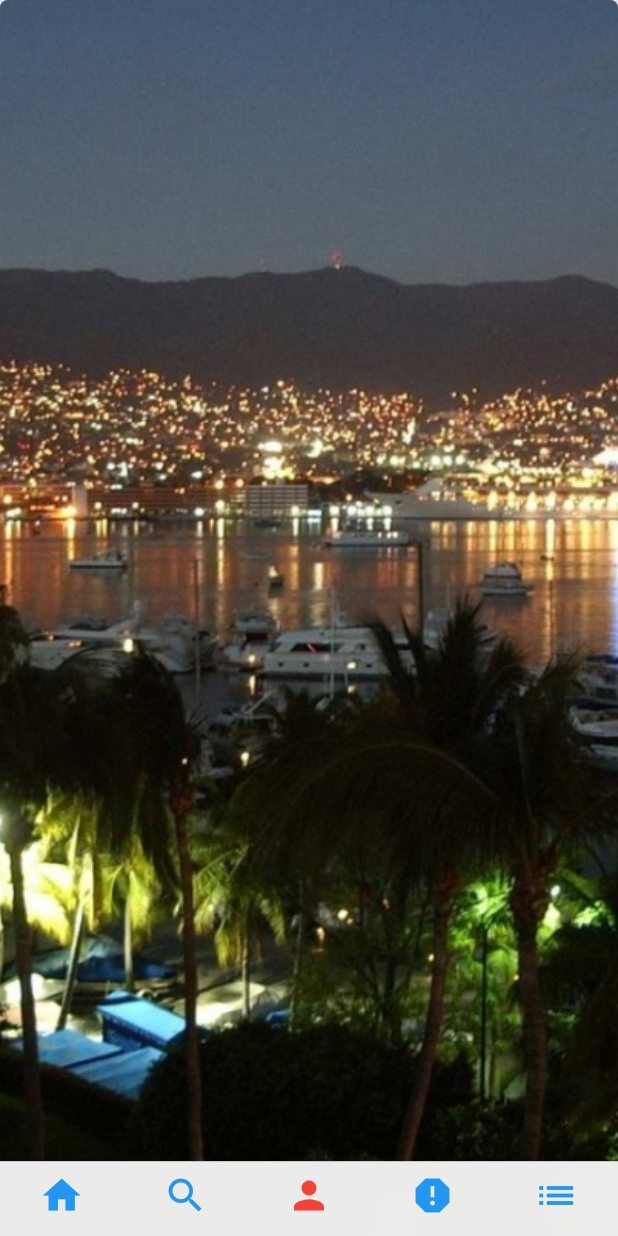
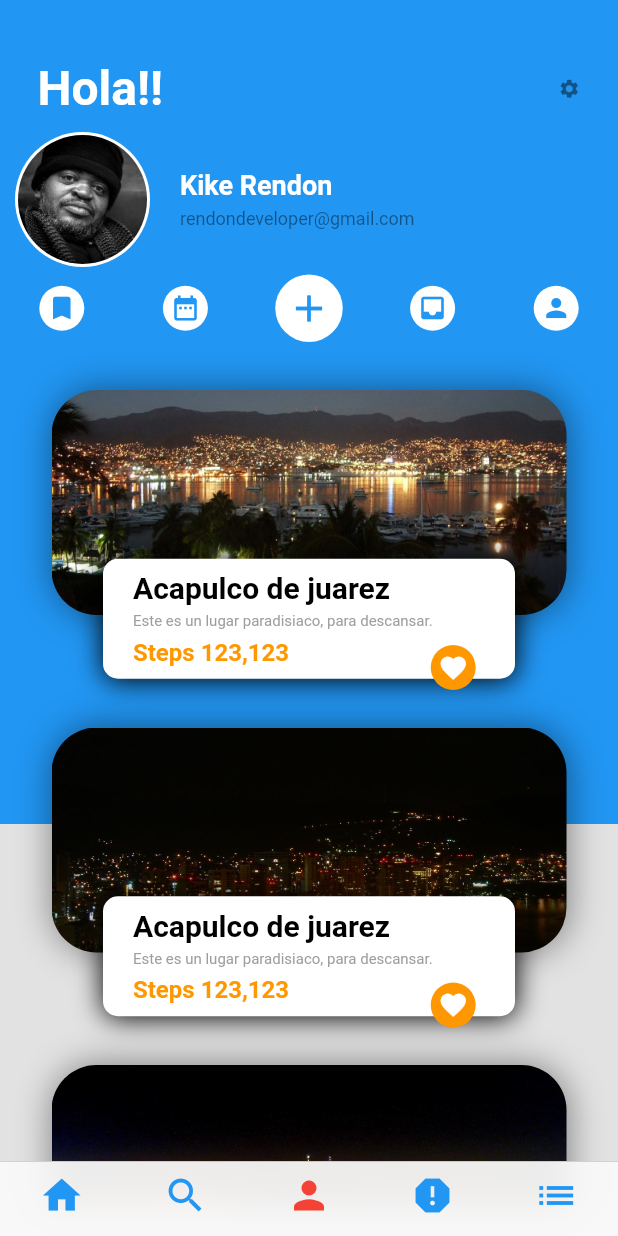
Before and after one commit to rendondeveloper/Flutter_course, a Flutter app: the screen it shows after launch, item 3 of the bottom bar chosen, on a phone screen of 412 x 824 dp. Run offline on Flutter 3.47's test engine with Material 2 defaults, Android fonts, the phone set to English and light mode, and no system bars.

Commit message:
Se concluye reto 3 del curso de Platzi

```diff
--- a/lib/card_image.dart
+++ b/lib/card_image.dart
@@ -26,7 +26,7 @@ class CardImage extends  StatelessWidget
             shape: BoxShape.rectangle,
             boxShadow: <BoxShadow>[
              BoxShadow(
-               color: Colors.black38,
+               color: Colors.black,
                blurRadius: 15.0,
                offset: Offset(0.0, 7.0)
              )
--- a/lib/card_profile.dart
+++ b/lib/card_profile.dart
@@ -12,24 +12,152 @@ class CardProfile extends StatelessWidget{
   @override
   Widget build(BuildContext context) {
     final double _width = MediaQuery.of(context).size.width;
-    final double _widthCard = _width/2;
+    final double _widthCard = _width/1.2;
+    final double _widthDataCard = _width/1.5;
+    final double _heightImage = 150;
+    final double _heightInfo = 80;
+    final double _marginTopInfo = _heightImage;
 
-    final imagePlace =  Container(
-      alignment: Alignment.center,
-      width: 100.0,
-      height: 100.0,
+    final imagePlace =
+    Center(
+      child:
+          Container(
+            width: _widthCard,
+            height: _heightImage,
             decoration: BoxDecoration(
-        borderRadius: BorderRadius.all(Radius.circular(5.0)),
+                borderRadius: BorderRadius.all(Radius.circular(30.0)),
                 shape: BoxShape.rectangle,
                 image: DecorationImage(
                   fit: BoxFit.cover,
                   image: AssetImage(this.pathImage),
+                ),
+                boxShadow: <BoxShadow>[
+                  BoxShadow(
+                  color: Colors.black45,
+                  blurRadius: 20.0,
+                  offset: Offset(1, 0.2)
+            )],
           )
+    )
+    );
+
+    final textPlace = Container(
+      alignment: Alignment.centerLeft,
+      margin: EdgeInsets.only(
+        left: 20.0
+      ),
+      child: Text(
+        this.namePlace,
+        style: TextStyle(
+          color: Colors.black,
+          fontWeight: FontWeight.bold,
+          fontSize: 20.0
+        ),
       ),
     );
 
+    final  messagePlace = Container(
+      alignment: Alignment.centerLeft,
+      margin: EdgeInsets.only(
+          top: 5.0,
+          left: 20.0
+      ),
+      child: Text(
+        this.message,
+        style: TextStyle(
+            color: Colors.grey,
+            fontWeight: FontWeight.normal,
+            fontSize: 10.0
+        ),
+      ),
+    );
+
+    final  stepsPlace = Container(
+      alignment: Alignment.centerLeft,
+      margin: EdgeInsets.only(
+        top: 5.0,
+        left: 20.0
+      ),
+      child: Text(
+        "Steps " + this.numberSteps,
+        style: TextStyle(
+            color: Colors.orange,
+            fontWeight: FontWeight.bold,
+            fontSize: 16.0
+        ),
+      ),
+    );
+
+    final columData =
+        Column(
+          crossAxisAlignment: CrossAxisAlignment.start,
+          verticalDirection: VerticalDirection.down,
+          mainAxisAlignment: MainAxisAlignment.center,
+          children: <Widget>[
+            textPlace,
+            messagePlace,
+            stepsPlace
+          ],
+    );
+
+    final formsData =
+    Center(
+      child:
+        Container(
+          alignment: Alignment.center,
+          width: _widthDataCard,
+          height: _heightInfo,
+          child: columData,
+          margin: EdgeInsets.only(
+            top: _marginTopInfo - (_marginTopInfo * .25)
+          ),
+          decoration: BoxDecoration(
+            color: Colors.white,
+            shape: BoxShape.rectangle,
+            borderRadius: BorderRadius.all(Radius.circular(10.0)),
+            boxShadow: <BoxShadow>[
+                BoxShadow(
+                  color: Colors.black,
+                  blurRadius: 15.0,
+                  offset: Offset(0.2, 0.9)
+          )]
+        )));
+
+    final buttonLike =
+    Center(
+    child: Container(
+      height: 30.0,
+      width: 30.0,
+      margin: EdgeInsets.only(
+        top: _heightImage + (_heightInfo / 4 ),
+            left: _widthDataCard - (_widthDataCard * .30)
+      ),
+      decoration: BoxDecoration(
+        shape: BoxShape.circle,
+        color: Colors.orange
+      ),
+      child: Icon(
+          Icons.favorite,
+          color: Colors.white,
+          size: 20.0,
+      ),
+    ));
 
 
-    return imagePlace;
+
+    return
+      Container(
+        margin: EdgeInsets.only(
+          top: 25
+        ),
+        child:  Stack(
+          children: <Widget>[
+            imagePlace,
+            formsData,
+            buttonLike
+          ],
+        )
+      );
+
   }
 }
--- /dev/null
+++ b/lib/card_profile_list.dart
@@ -0,0 +1,23 @@
+import 'package:flutter/material.dart';
+import 'package:flutter_platzi_app/card_profile.dart';
+
+class CardProfileList extends StatelessWidget{
+  @override
+  Widget build(BuildContext context) {
+    // TODO: implement build
+    return Container(
+      margin: EdgeInsets.only(
+        top: 235, bottom: 20
+      ),
+      child: ListView(
+        children: <Widget>[
+          CardProfile('assets/img/photo_1.jpg','Acapulco de juarez','Este es un lugar paradisiaco, para descansar.','123,123'),
+          CardProfile('assets/img/photo_2.jpg','Acapulco de juarez','Este es un lugar paradisiaco, para descansar.','123,123'),
+          CardProfile('assets/img/photo_3.jpg','Acapulco de juarez','Este es un lugar paradisiaco, para descansar.','123,123'),
+          CardProfile('assets/img/photo_4.jpg','Acapulco de juarez','Este es un lugar paradisiaco, para descansar.','123,123'),
+          CardProfile('assets/img/photo_5.jpg','Acapulco de juarez','Este es un lugar paradisiaco, para descansar.','123,123'),
+        ],
+      )
+    );
+  }
+}
--- a/lib/profile.dart
+++ b/lib/profile.dart
@@ -1,10 +1,19 @@
 import 'package:flutter/material.dart';
 import 'package:flutter_platzi_app/card_profile.dart';
+import 'package:flutter_platzi_app/card_profile_list.dart';
 import 'package:flutter_platzi_app/profile_appbar.dart';
 
 class Profile extends StatelessWidget{
   @override
   Widget build(BuildContext context) {
-        return CardProfile('assets/img/photo_1.jpg','','','');
+        return
+          Stack(
+            children: <Widget>[
+              ProfileAppBar("Kike Rendon", "rendondeveloper@gmail.com", "assets/img/avatar_dummy_2.jpg"),
+              CardProfileList()
+            ],
+          );
+
+
   }
 }
--- a/lib/profile_appbar.dart
+++ b/lib/profile_appbar.dart
@@ -51,7 +51,7 @@ class ProfileAppBar extends StatelessWidget {
     final photoWithMargin = Container(
       height: 90.0,
       width: 90.0,
-      margin: EdgeInsets.only(left: 20),
+      margin: EdgeInsets.only(left: 10),
       decoration: BoxDecoration(color: Colors.white, shape: BoxShape.circle),
       child: photoProfile,
     );
@@ -194,7 +194,7 @@ class ProfileAppBar extends StatelessWidget {
 
 
     final background = Container(
-      height: (MediaQuery.of(context).size.height / 2),
+      height: (MediaQuery.of(context).size.height / 1.5),
       color: Colors.blue,
     );
 
```
Also changed, not shown: 1 other file. Lines whose indentation alone changed are shown as unchanged.
